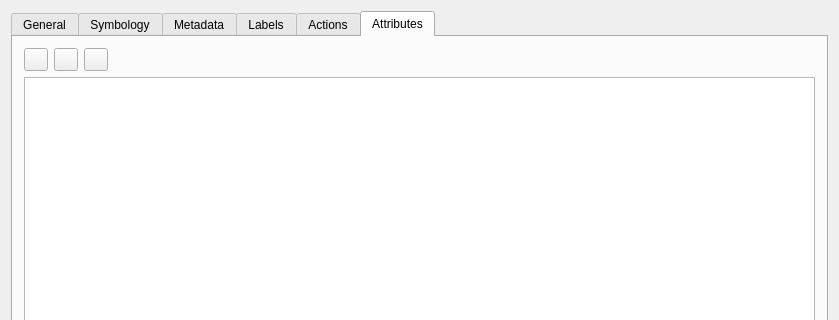
Old version of the form qgis/src/ui/qgsvectorlayerpropertiesbase.ui in the repository sourcepole/qgis; both pictures show x 0 to 839 and y 0 to 320 of the 839 by 675 pixel window.
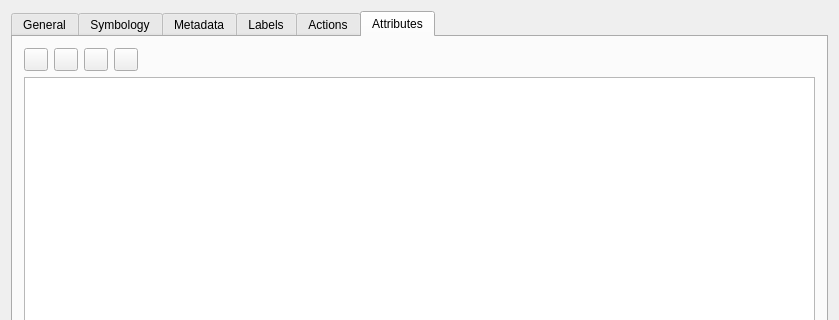
New version of the form. The open tabs and pages were chosen to show the change. Icons and pictures are not drawn.

Commit message: [FEATURE]: A field calculator, accessible with a button in the attribute section of the vector properties

```diff
--- a/qgis/src/ui/qgsvectorlayerpropertiesbase.ui
+++ b/qgis/src/ui/qgsvectorlayerpropertiesbase.ui
@@ -518,12 +518,9 @@
       <attribute name="title" >
        <string>Attributes</string>
       </attribute>
-      <layout class="QVBoxLayout" >
-       <item>
-        <layout class="QHBoxLayout" >
-         <property name="sizeConstraint" >
-          <enum>QLayout::SetNoConstraint</enum>
-         </property>
+      <layout class="QGridLayout" name="gridLayout" >
+       <item row="0" column="0" >
+        <layout class="QHBoxLayout" name="horizontalLayout" >
          <item>
           <widget class="QToolButton" name="mAddAttributeButton" >
            <property name="sizePolicy" >
@@ -578,15 +575,31 @@
            </property>
           </widget>
          </item>
+         <item>
+          <widget class="QToolButton" name="mCalculateFieldButton" >
+           <property name="toolTip" >
+            <string>Field calculator</string>
+           </property>
+           <property name="whatsThis" >
+            <string>Click to toggle table editing</string>
+           </property>
+           <property name="text" >
+            <string/>
+           </property>
+           <property name="checkable" >
+            <bool>false</bool>
+           </property>
+          </widget>
+         </item>
          <item>
           <spacer>
            <property name="orientation" >
             <enum>Qt::Horizontal</enum>
            </property>
-           <property name="sizeHint" >
+           <property name="sizeHint" stdset="0" >
             <size>
-             <width>40</width>
-             <height>20</height>
+             <width>658</width>
+             <height>19</height>
             </size>
            </property>
           </spacer>
```
Left out of the diff: 62 changed lines with no effect on the pictures. The commit also changes 11 other files.
